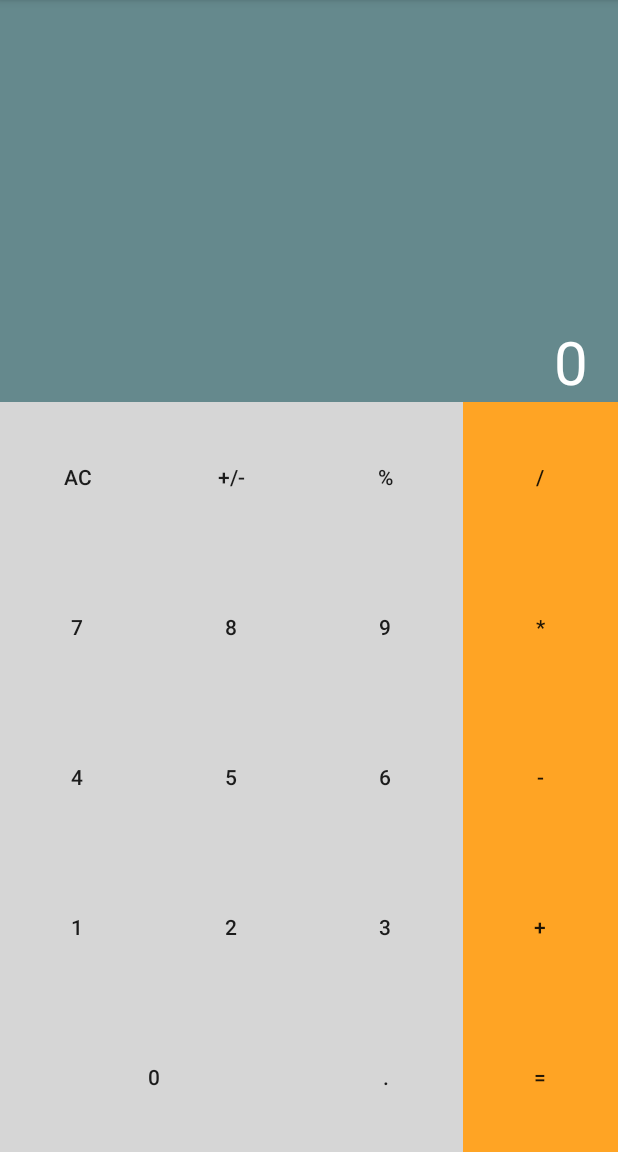
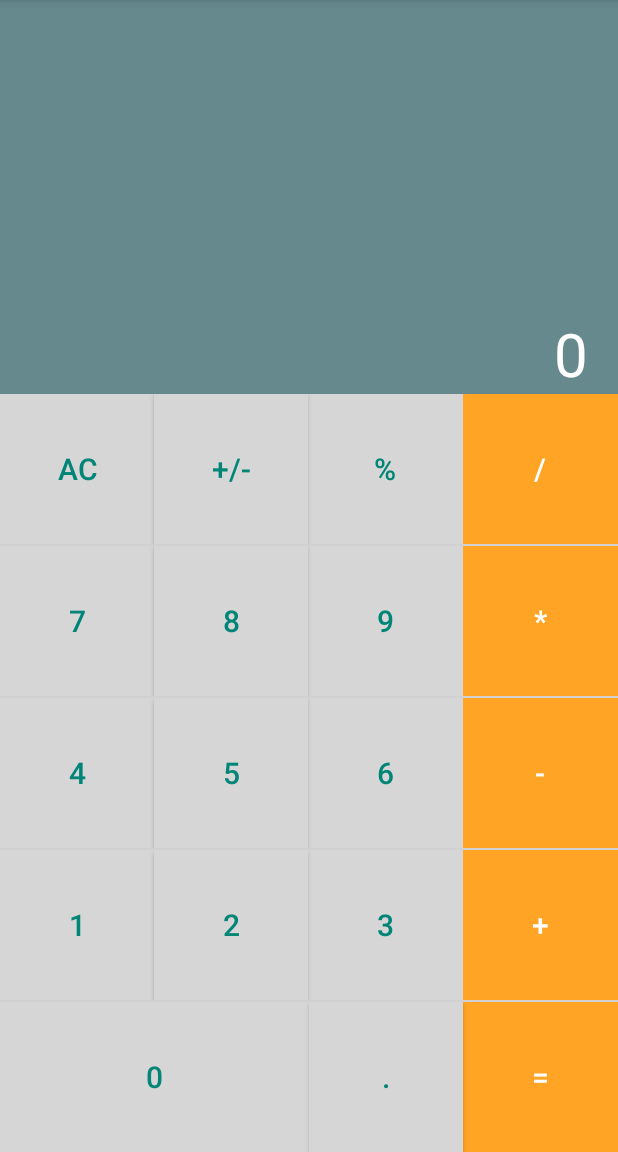
Before and after one commit to dakshbhardwaj/Kotlin-Poc, an Android app: the Calculator screen opened directly, with no data from a screen before it, on a phone screen of 412 x 824 dp, the part 84-1236 px from its top. Run offline under Robolectric (Android 15) with nearby library versions, the light colour scheme and no system bars.

Commit message:
Added Calculator functionality

```diff
--- a/app/src/main/res/layout/calculator.xml
+++ b/app/src/main/res/layout/calculator.xml
@@ -6,14 +6,13 @@
     android:orientation="vertical">
 
     <EditText
-        android:id="@+id/editTextTextPersonName"
+        android:id="@+id/etNumberText"
         android:layout_width="match_parent"
         android:layout_height="wrap_content"
         android:layout_weight="1"
         android:background="#65898D"
         android:ems="10"
         android:gravity="bottom|end"
-        android:inputType="textPersonName"
         android:paddingLeft="20dp"
         android:paddingTop="30dp"
         android:paddingRight="20dp"
@@ -27,150 +26,213 @@
 
         <TableRow
             android:layout_width="match_parent"
-            android:layout_height="wrap_content">
+            android:layout_height="wrap_content"
+            android:background="#D1D1D1"
+            android:paddingBottom="1dip">
 
             <Button
                 android:id="@+id/btnClearAll"
+                style="?android:attr/buttonBarNeutralButtonStyle"
                 android:layout_width="50dp"
                 android:layout_height="100dp"
                 android:layout_weight="1"
                 android:background="#D6D6D6"
-                android:text="AC" />
+                android:onClick="onClearPress"
+                android:text="AC"
+                android:textSize="20sp" />
 
             <Button
-                android:id="@+id/btnAddOrSub"
+                android:id="@+id/btnNegate"
+                style="?android:attr/segmentedButtonStyle"
                 android:layout_width="50dp"
                 android:layout_height="100dp"
                 android:layout_weight="1"
                 android:background="#D6D6D6"
-                android:text="+/-" />
+                android:onClick="onNumberButtonPress"
+                android:text="+/-"
+                android:textColor="#008577"
+                android:textSize="20sp" />
 
             <Button
                 android:id="@+id/btnPercent"
+                style="?android:attr/buttonBarNeutralButtonStyle"
                 android:layout_width="50dp"
                 android:layout_height="100dp"
                 android:layout_weight="1"
                 android:background="#D6D6D6"
-                android:text="%" />
+                android:onClick="onPercentPress"
+                android:text="%"
+                android:textSize="20sp" />
 
             <Button
                 android:id="@+id/btnDiv"
+                style="?android:attr/buttonBarButtonStyle"
                 android:layout_width="50dp"
                 android:layout_height="100dp"
                 android:layout_weight="1"
                 android:background="#FFA424"
-                android:text="/" />
+                android:onClick="OnOperationButtonPress"
+                android:text="/"
+                android:textColor="#FFFFFF"
+                android:textSize="20sp" />
+        </TableRow>
+        <TableRow
+            android:layout_width="match_parent"
+            android:layout_height="wrap_content"
+            android:background="#D1D1D1"
+            android:paddingBottom="1dip">
+
+            <Button
+                android:id="@+id/btn7"
+                style="?android:attr/buttonBarButtonStyle"
+                android:layout_width="50dp"
+                android:layout_height="100dp"
+                android:layout_weight="1"
+                android:background="#D6D6D6"
+                android:onClick="onNumberButtonPress"
+                android:text="7"
+                android:textSize="20sp" />
+
+            <Button
+                android:id="@+id/btn8"
+                style="?android:attr/segmentedButtonStyle"
+                android:layout_width="50dp"
+                android:layout_height="100dp"
+                android:layout_weight="1"
+                android:background="#D6D6D6"
+                android:onClick="onNumberButtonPress"
+                android:text="8"
+                android:textColor="#008577"
+                android:textSize="20sp" />
+
+            <Button
+                android:id="@+id/btn9"
+                style="?android:attr/buttonBarButtonStyle"
+                android:layout_width="50dp"
+                android:layout_height="100dp"
+                android:layout_weight="1"
+                android:background="#D6D6D6"
+                android:onClick="onNumberButtonPress"
+                android:text="9"
+                android:textSize="20sp" />
+
+            <Button
+                android:id="@+id/btnMult"
+                style="?android:attr/buttonBarButtonStyle"
+                android:layout_width="50dp"
+                android:layout_height="100dp"
+                android:layout_weight="1"
+                android:background="#FFA424"
+                android:onClick="OnOperationButtonPress"
+                android:text="*"
+                android:textColor="#FFFFFF"
+                android:textSize="20sp" />
         </TableRow>
 
         <TableRow
             android:layout_width="match_parent"
-            android:layout_height="wrap_content">
+            android:layout_height="wrap_content"
+            android:background="#D1D1D1"
+            android:paddingBottom="1dip">
 
             <Button
-                android:id="@+id/btn7"
+                android:id="@+id/btn4"
+                style="?android:attr/buttonBarButtonStyle"
                 android:layout_width="50dp"
                 android:layout_height="100dp"
                 android:layout_weight="1"
                 android:background="#D6D6D6"
-                android:text="7" />
+                android:onClick="onNumberButtonPress"
+                android:text="4"
+                android:textSize="20sp" />
 
             <Button
-                android:id="@+id/btn8"
+                android:id="@+id/btn5"
+                style="?android:attr/segmentedButtonStyle"
                 android:layout_width="50dp"
                 android:layout_height="100dp"
                 android:layout_weight="1"
                 android:background="#D6D6D6"
-                android:text="8" />
+                android:onClick="onNumberButtonPress"
+                android:text="5"
+                android:textColor="#008577"
+                android:textSize="20sp" />
 
             <Button
-                android:id="@+id/btn9"
+                android:id="@+id/btn6"
+                style="?android:attr/buttonBarButtonStyle"
                 android:layout_width="50dp"
                 android:layout_height="100dp"
                 android:layout_weight="1"
                 android:background="#D6D6D6"
-                android:text="9" />
+                android:onClick="onNumberButtonPress"
+                android:text="6"
+                android:textSize="20sp" />
 
             <Button
-                android:id="@+id/btnMult"
+                android:id="@+id/btnSub"
+                style="?android:attr/buttonBarButtonStyle"
                 android:layout_width="50dp"
                 android:layout_height="100dp"
                 android:layout_weight="1"
                 android:background="#FFA424"
-                android:text="*" />
+                android:onClick="OnOperationButtonPress"
+                android:text="-"
+                android:textColor="#FFFFFF"
+                android:textSize="20sp" />
         </TableRow>
 
         <TableRow
             android:layout_width="match_parent"
-            android:layout_height="wrap_content">
+            android:layout_height="wrap_content"
+            android:background="#D1D1D1"
+            android:paddingBottom="1dip">
 
             <Button
-                android:id="@+id/btn4"
+                android:id="@+id/btn1"
+                style="?android:attr/buttonBarButtonStyle"
                 android:layout_width="50dp"
                 android:layout_height="100dp"
                 android:layout_weight="1"
                 android:background="#D6D6D6"
-                android:text="4" />
+                android:onClick="onNumberButtonPress"
+                android:text="1"
+                android:textSize="20sp" />
 
             <Button
-                android:id="@+id/btn5"
+                android:id="@+id/btn2"
+                style="?android:attr/segmentedButtonStyle"
                 android:layout_width="50dp"
                 android:layout_height="100dp"
                 android:layout_weight="1"
                 android:background="#D6D6D6"
-                android:text="5" />
+                android:onClick="onNumberButtonPress"
+                android:text="2"
+                android:textColor="#008577"
+                android:textSize="20sp" />
 
             <Button
-                android:id="@+id/btn6"
+                android:id="@+id/btn3"
+                style="?android:attr/buttonBarButtonStyle"
                 android:layout_width="50dp"
                 android:layout_height="100dp"
                 android:layout_weight="1"
                 android:background="#D6D6D6"
-                android:text="6" />
+                android:onClick="onNumberButtonPress"
+                android:text="3"
+                android:textSize="20sp" />
 
             <Button
-                android:id="@+id/btnSub"
+                android:id="@+id/btnAdd"
+                style="?android:attr/buttonBarButtonStyle"
                 android:layout_width="50dp"
                 android:layout_height="100dp"
                 android:layout_weight="1"
                 android:background="#FFA424"
-                android:text="-" />
-        </TableRow>
-
-        <TableRow
-            android:layout_width="match_parent"
-            android:layout_height="wrap_content">
-
-            <Button
-                android:id="@+id/btn1"
-                android:layout_width="50dp"
-                android:layout_height="100dp"
-                android:layout_weight="1"
-                android:background="#D6D6D6"
-                android:text="1" />
-
-            <Button
-                android:id="@+id/btn2"
-                android:layout_width="50dp"
-                android:layout_height="100dp"
-                android:layout_weight="1"
-                android:background="#D6D6D6"
-                android:text="2" />
-
-            <Button
-                android:id="@+id/btn3"
-                android:layout_width="50dp"
-                android:layout_height="100dp"
-                android:layout_weight="1"
-                android:background="#D6D6D6"
-                android:text="3" />
-
-            <Button
-                android:id="@+id/btnAdd"
-                android:layout_width="50dp"
-                android:layout_height="100dp"
-                android:layout_weight="1"
-                android:background="#FFA424"
-                android:text="+" />
+                android:onClick="OnOperationButtonPress"
+                android:text="+"
+                android:textColor="#FFFFFF"
+                android:textSize="20sp" />
         </TableRow>
 
     </TableLayout>
@@ -181,27 +243,38 @@
 
         <Button
             android:id="@+id/btn0"
+            style="?android:attr/buttonBarButtonStyle"
             android:layout_width="100dp"
             android:layout_height="100dp"
             android:layout_weight="2"
             android:background="#D6D6D6"
-            android:text="0" />
+            android:onClick="onNumberButtonPress"
+            android:text="0"
+            android:textSize="20sp" />
 
         <Button
             android:id="@+id/btnDot"
+            style="?android:attr/segmentedButtonStyle"
             android:layout_width="50dp"
             android:layout_height="100dp"
             android:layout_weight="1"
             android:background="#D6D6D6"
-            android:text="." />
+            android:onClick="onNumberButtonPress"
+            android:text="."
+            android:textColor="#008577"
+            android:textSize="20sp" />
 
         <Button
             android:id="@+id/btnEquals"
+            style="?android:attr/buttonBarButtonStyle"
             android:layout_width="50dp"
             android:layout_height="100dp"
             android:layout_weight="1"
             android:background="#FFA424"
-            android:text="=" />
+            android:onClick="OnEqualsPress"
+            android:text="="
+            android:textColor="#FFFFFF"
+            android:textSize="20sp" />
     </LinearLayout>
 
 </LinearLayout>
```
Also changed, not shown: app/src/main/java/com/example/findmyage/Calculator.kt (+111 -1 lines), app/src/main/res/layout/activity_main.xml (+18 -8 lines).
